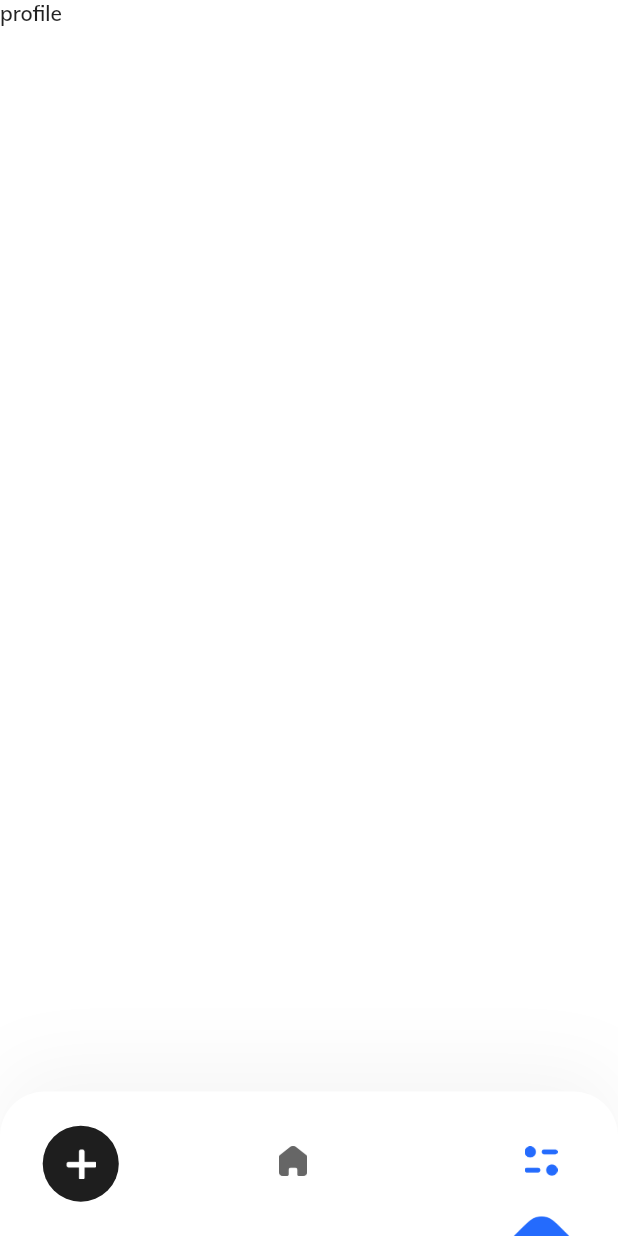
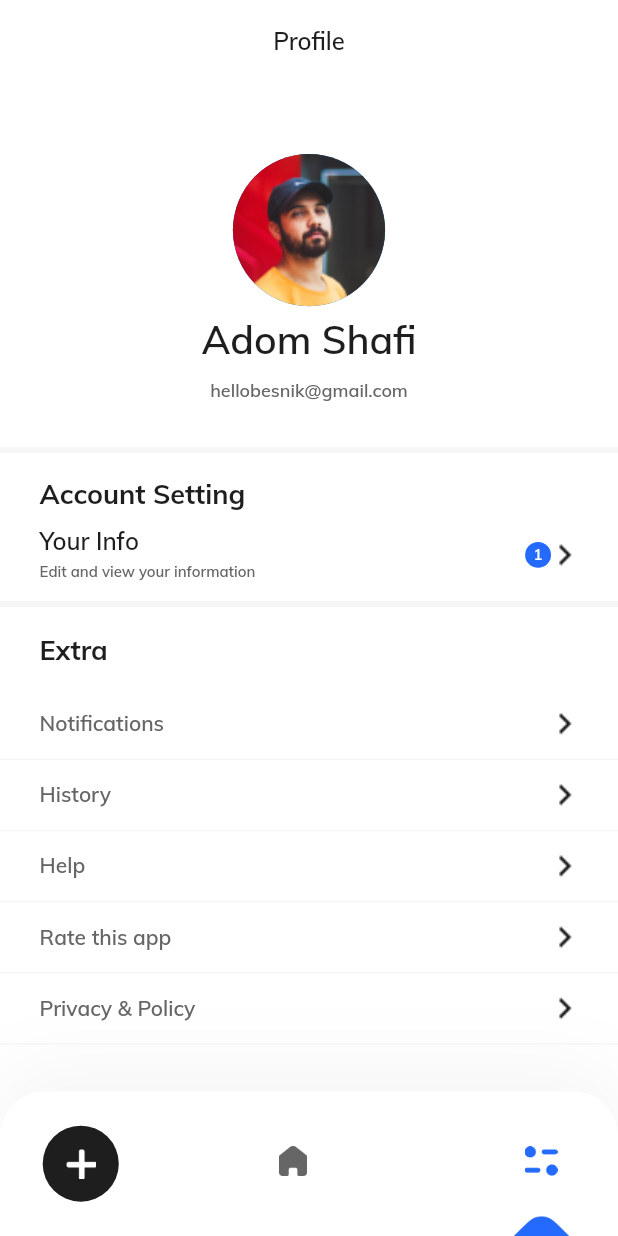
Before and after one commit to Ahmedkhattab21/taskManagement, a Flutter app: the KBottomNavigationBar screen opened directly, item 3 of the bottom bar chosen, on a phone screen of 412 x 824 dp. Run offline on Flutter 3.47's test engine with Material 2 defaults, Android fonts, the phone set to English and light mode, and no system bars; our stand-ins replace bloc, dots_indicator, easy_splash_screen, flutter_bloc, flutter_svg, image_picker and 2 more.

Commit message:
design test9 commit

```diff
--- a/lib/app_route.dart
+++ b/lib/app_route.dart
@@ -3,8 +3,10 @@ import 'package:flutter_bloc/flutter_bloc.dart';
 import 'package:wtasks/presentation/screens/CreateProjectScreen.dart';
 import 'package:wtasks/presentation/screens/CreateTaskScreen.dart';
 import 'package:wtasks/presentation/screens/CreateTeamScreen.dart';
+import 'package:wtasks/presentation/screens/EditProfileScreen.dart';
 import 'package:wtasks/presentation/screens/LogInPassword.dart';
 import 'package:wtasks/presentation/screens/OnBoardingScreen.dart';
+import 'package:wtasks/presentation/screens/ProfileScreen.dart';
 import 'package:wtasks/presentation/screens/SelectMemberScreen.dart';
 import 'package:wtasks/presentation/screens/TaskDetailsScreen.dart';
 import 'package:wtasks/presentation/screens/loginScreen.dart';
@@ -62,6 +64,10 @@ class AppRoute{
         return MaterialPageRoute(builder:(BuildContext ctx)=> CreateTeamScreen());
       case selectMemberScreen:
         return MaterialPageRoute(builder:(BuildContext ctx)=> SelectMemberScreen());
+      case profileScreen:
+        return MaterialPageRoute(builder:(BuildContext ctx)=> ProfileScreen());
+      case editProfileScreen:
+        return MaterialPageRoute(builder:(BuildContext ctx)=> EditProfileScreen());
     }
   }
 }
--- a/lib/buisiness_logic/cuibits/BottomNavigationBarCubit.dart
+++ b/lib/buisiness_logic/cuibits/BottomNavigationBarCubit.dart
@@ -1,8 +1,8 @@
 import 'package:bloc/bloc.dart';
 import 'package:flutter/material.dart';
 import 'package:flutter_bloc/flutter_bloc.dart';
+import '../../presentation/screens/ProfileScreen.dart';
 import '../../presentation/screens/home.dart';
-import '../../presentation/screens/profileInfo.dart';
 import '../task_states.dart';
 
 class BottomNavigationBarCubit extends Cubit<TaskStates>{
@@ -14,7 +14,7 @@ class BottomNavigationBarCubit extends Cubit<TaskStates>{
     // HomeScreen(),
     // ProfileScreen(hideBackButton: true),
     HomeScreen(),
-    Profile()
+    ProfileScreen(hideBackButton: true)
   ];
 
   setCurrentIndex(int navIndex){
--- a/lib/constant/string.dart
+++ b/lib/constant/string.dart
@@ -10,3 +10,5 @@ const createTaskScreen ="/createTaskScreen";
 const createProjectScreen='/createProjectScreen';
 const createTeamScreen="/createTeamScreen";
 const selectMemberScreen="/selectMemberScreen";
+const profileScreen="/profileScreen";
+const editProfileScreen='/editProfileScreen';
--- a/lib/presentation/screens/CreateTaskScreen.dart
+++ b/lib/presentation/screens/CreateTaskScreen.dart
@@ -1,5 +1,4 @@
 import 'package:flutter/material.dart';
-import 'package:flutter_svg/svg.dart';
 
 import '../../constant/k_size.dart';
 import '../../constant/k_textStyle.dart';
--- /dev/null
+++ b/lib/presentation/screens/ProfileScreen.dart
@@ -0,0 +1,217 @@
+import 'package:flutter/material.dart';
+
+import '../../constant/k_size.dart';
+import '../../constant/k_textStyle.dart';
+import '../../constant/my_colors.dart';
+import '../../constant/string.dart';
+import '../widgets/KAppbar.dart';
+
+class ProfileScreen extends StatefulWidget {
+  final bool hideBackButton;
+  ProfileScreen({this.hideBackButton = false});
+  @override
+  _ProfileScreenState createState() => _ProfileScreenState();
+}
+
+class _ProfileScreenState extends State<ProfileScreen> {
+  @override
+  Widget build(BuildContext context) {
+    return Scaffold(
+      resizeToAvoidBottomInset: false,
+      backgroundColor: KColor.white,
+      appBar: KAppbar(title: "Profile", hideBackButton: widget.hideBackButton),
+      body: SingleChildScrollView(
+        child: Column(
+          crossAxisAlignment: CrossAxisAlignment.start,
+          children: [
+            /// Profile Pic, Name, Email
+            Align(
+                alignment: Alignment.center,
+                child: Column(
+                  children: [
+                    SizedBox(height: KSize.getHeight(context, 46.0)),
+                    Container(
+                      height: KSize.getHeight(context, 100.0),
+                      width: KSize.getWidth(context, 100.0),
+                      child: CircleAvatar(backgroundImage: AssetImage("assets/png/pro1.png")),
+                    ),
+                    SizedBox(height: KSize.getHeight(context, 10.0)),
+                    Text(
+                      "Adom Shafi",
+                      style: KTextStyle.headline5.copyWith(fontSize: 26, fontWeight: FontWeight.w600, height: 28 / 26),
+                    ),
+                    SizedBox(height: KSize.getHeight(context, 10.0)),
+                    Text("hellobesnik@gmail.com",
+                        style: KTextStyle.subtitle2.copyWith(
+                          fontSize: 12,
+                          letterSpacing: 0,
+                          fontWeight: FontWeight.normal,
+                          color: KColor.dimGray,
+                        )),
+                  ],
+                )),
+            SizedBox(height: KSize.getHeight(context, 30.0)),
+
+            /// Section - Account Setting
+            Divider(height: 4.0),
+            SizedBox(height: KSize.getHeight(context, 18.0)),
+            Padding(
+              padding: EdgeInsets.symmetric(horizontal: KSize.getWidth(context, 24.0)),
+              child: Column(
+                crossAxisAlignment: CrossAxisAlignment.start,
+                children: [
+                  Text("Account Setting", style: KTextStyle.sectionTitle),
+                  SizedBox(height: KSize.getHeight(context, 13.0)),
+                  GestureDetector(
+                    child: Container(
+                      color: Colors.transparent,
+                      child: Row(
+                        mainAxisAlignment: MainAxisAlignment.spaceBetween,
+                        children: [
+                          Column(
+                            crossAxisAlignment: CrossAxisAlignment.start,
+                            children: [
+                              Text(
+                                "Your Info",
+                                style: KTextStyle.body1.copyWith(
+                                  fontSize: 16.0,
+                                  fontWeight: FontWeight.w600,
+                                  color: KColor.eerieBlack,
+                                  letterSpacing: 0,
+                                  height: 16 / 16,
+                                ),
+                              ),
+                              SizedBox(height: KSize.getHeight(context, 5.0)),
+                              Text(
+                                "Edit and view your information",
+                                style: KTextStyle.overline
+                                    .copyWith(fontSize: 10, height: 12 / 10, color: KColor.dimGray, fontWeight: FontWeight.normal, letterSpacing: 0),
+                              ),
+                            ],
+                          ),
+                          Row(
+                            children: [
+                              Container(
+                                height: KSize.getHeight(context, 17.0),
+                                width: KSize.getWidth(context, 17.0),
+                                decoration: BoxDecoration(color: KColor.ultramarineBlue, shape: BoxShape.circle),
+                                child: Center(
+                                    child: Text(
+                                      "1",
+                                      style: KTextStyle.subtitle2.copyWith(color: KColor.white, fontSize: 10.0),
+                                    )),
+                              ),
+                              SizedBox(height: KSize.getWidth(context, 14.0)),
+                              Image.asset(
+                                "assets/png/infoicon.png",
+                                height: KSize.getHeight(context, 16.0),
+                                width: KSize.getWidth(context, 16.0),
+                              )
+                            ],
+                          )
+                        ],
+                      ),
+                    ),
+                    onTap: () {
+                      Navigator.pushNamed(
+                        context, editProfileScreen);
+                    },
+                  )
+                ],
+              ),
+            ),
+            SizedBox(height: KSize.getHeight(context, 14.0)),
+            Divider(height: 4.0),
+
+            /// Section - Extra
+            SizedBox(height: KSize.getHeight(context, 19.0)),
+            Padding(
+              padding: EdgeInsets.symmetric(horizontal: KSize.getWidth(context, 24.0)),
+              child: Text("Extra", style: KTextStyle.sectionTitle),
+            ),
+            SizedBox(height: KSize.getHeight(context, 15.0)),
+            SectionItem(text: "Notifications",onPressed: (){}),
+            SectionItem(text: "History",onPressed: (){}),
+            SectionItem(text: "Help",onPressed: (){}),
+            SectionItem(text: "Rate this app",onPressed: (){}),
+            SectionItem(text: "Privacy & Policy",onPressed: (){}),
+
+            /// Logout Button
+            SizedBox(height: KSize.getHeight(context, 64.0)),
+            Align(
+                alignment: Alignment.center,
+                child: GestureDetector(
+                  onTap: () {
+                    // Navigator.of(context)
+                    //     .pushAndRemoveUntil(MaterialPageRoute(builder: (context) => WelcomeScreen()), (Route<dynamic> route) => false);
+                  },
+                  child: Text(
+                    "Log Out",
+                    style: KTextStyle.sectionTitle.copyWith(color: KColor.red),
+                  ),
+                )),
+            SizedBox(height: KSize.getHeight(context, 50.0)),
+          ],
+        ),
+      ),
+    );
+  }
+}
+
+class SectionItem extends StatelessWidget {
+  final String text;
+  final Function onPressed;
+
+  const SectionItem({required this.text,required this.onPressed});
+
+  @override
+  Widget build(BuildContext context) {
+    return InkWell(
+      splashColor: Colors.transparent,
+      focusColor: Colors.transparent,
+      highlightColor: Colors.transparent,
+      onTap: () {
+        // Navigator.push(
+        //   context,
+        //   MaterialPageRoute(builder: (context) => NotificationScreen()),
+        // );
+      },
+      child: Column(
+        children: [
+          SizedBox(height: KSize.getHeight(context, 14.0)),
+          Padding(
+            padding: EdgeInsets.symmetric(horizontal: KSize.getWidth(context, 24.0)),
+            child: Row(
+              mainAxisAlignment: MainAxisAlignment.spaceBetween,
+              children: [
+                Text(text,
+                    style: KTextStyle.subtitle1.copyWith(
+                      color: KColor.dimGray,
+                      fontSize: 14.0,
+                    )),
+                Image.asset(
+                  "assets/png/infoicon.png",
+                  height: KSize.getHeight(context, 16.0),
+                  width: KSize.getWidth(context, 16.0),
+                )
+              ],
+            ),
+          ),
+          SizedBox(height: KSize.getHeight(context, 14.0)),
+          Divider(height: 1.0),
+        ],
+      ),
+    );
+  }
+}
+
+class Divider extends StatelessWidget {
+  final height;
+
+  const Divider({this.height});
+
+  @override
+  Widget build(BuildContext context) {
+    return Container(height: KSize.getHeight(context, height), color: KColor.cultured2);
+  }
+}
--- a/lib/presentation/screens/profileInfo.dart
+++ /dev/null
@@ -1,10 +0,0 @@
-import 'package:flutter/material.dart';
-
-class Profile extends StatelessWidget {
-  const Profile({Key? key}) : super(key: key);
-
-  @override
-  Widget build(BuildContext context) {
-    return Container(child: Text("profile"),);
-  }
-}
```
Also changed, not shown: lib/presentation/screens/EditProfileScreen.dart (added, +160 -0 lines), lib/presentation/screens/home.dart (+3 -4 lines), lib/presentation/widgets/TaskDetailsCard.dart (+24 -24 lines).
